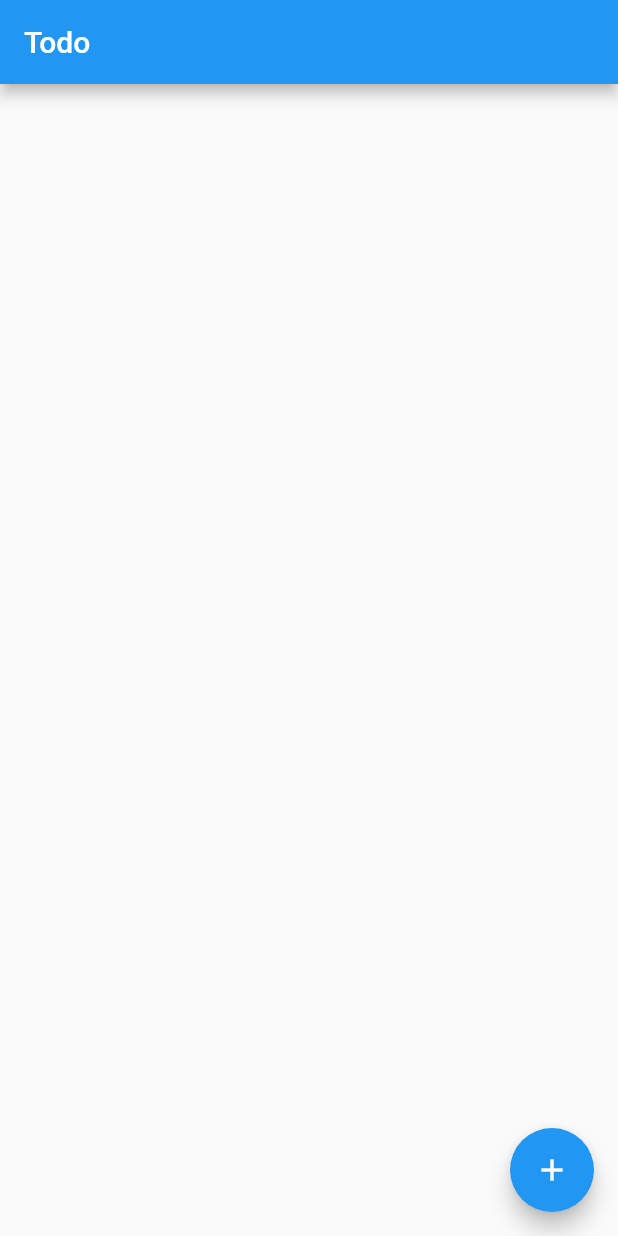
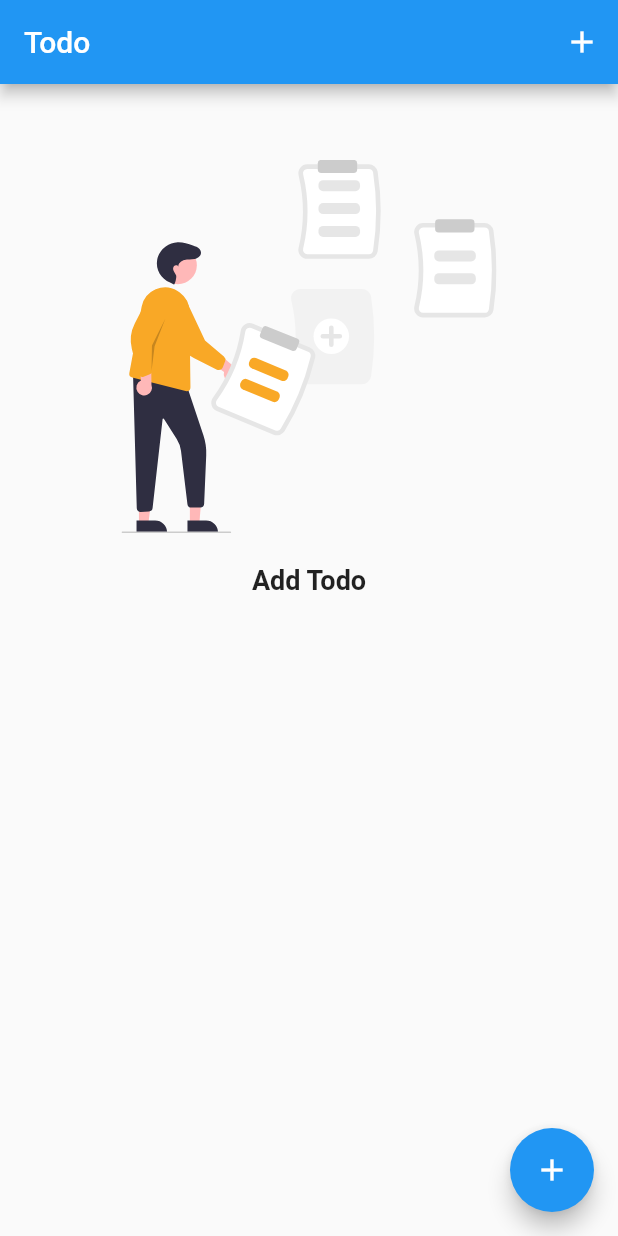
Before and after one commit to nevarwin/Todo-List-Project, a Flutter app: the screen it shows after launch, on a phone screen of 412 x 824 dp. Run offline on Flutter 3.47's test engine with Material 2 defaults, Android fonts, the phone set to English and light mode, and no system bars; our stand-ins replace flutter_svg.

Commit message:
improve user exp

```diff
--- a/todo_app_project/lib/screens/todo_screen.dart
+++ b/todo_app_project/lib/screens/todo_screen.dart
@@ -69,6 +69,15 @@ class _TodoScreenState extends State<TodoScreen> {
       child: Scaffold(
         appBar: AppBar(
           title: const Text('Todo'),
+          actions: [
+            IconButton(
+              onPressed: _showModal,
+              icon: const Icon(
+                Icons.add,
+                color: Colors.white,
+              ),
+            ),
+          ],
         ),
         body: Column(
           children: [
--- a/todo_app_project/lib/widgets/todo_list.dart
+++ b/todo_app_project/lib/widgets/todo_list.dart
@@ -1,5 +1,6 @@
 import 'package:flutter/material.dart';
 import 'package:intl/intl.dart';
+import 'package:flutter_svg/flutter_svg.dart';
 
 import '../models/todo.dart';
 
@@ -18,10 +19,33 @@ class TodoList extends StatefulWidget {
 class _TodoListState extends State<TodoList> {
   @override
   Widget build(BuildContext context) {
+    const String assetName = 'assets/addtodo.svg';
+    final Widget svg = SvgPicture.asset(
+      assetName,
+      fit: BoxFit.contain,
+      semanticsLabel: 'Add Todo',
+    );
+
     return widget.allTodos.isEmpty
         ? Center(
-            // Add image
-            child: Image.asset('assets/addtodo.svg'),
+            child: Column(
+              children: [
+                const SizedBox(height: 50),
+                SizedBox(
+                  width: 250,
+                  height: 250,
+                  child: svg,
+                ),
+                const SizedBox(height: 20),
+                const Text(
+                  'Add Todo',
+                  style: TextStyle(
+                    fontWeight: FontWeight.bold,
+                    fontSize: 18,
+                  ),
+                ),
+              ],
+            ),
           )
         : Expanded(
             child: Padding(
@@ -39,6 +63,7 @@ class _TodoListState extends State<TodoList> {
                       child: const Icon(
                         Icons.delete,
                         size: 35,
+                        color: Colors.white,
                       ),
                       color: Theme.of(context).errorColor,
                     ),
--- a/todo_app_project/pubspec.yaml
+++ b/todo_app_project/pubspec.yaml
@@ -34,6 +34,7 @@ dependencies:
   # Use with the CupertinoIcons class for iOS style icons.
   cupertino_icons: ^1.0.2
   intl: ^0.17.0
+  flutter_svg: ^1.1.3
 
 dev_dependencies:
   flutter_test:
```
Also changed, not shown: todo_app_project/lib/widgets/new_todo.dart (+46 -3 lines), todo_app_project/pubspec.lock.
